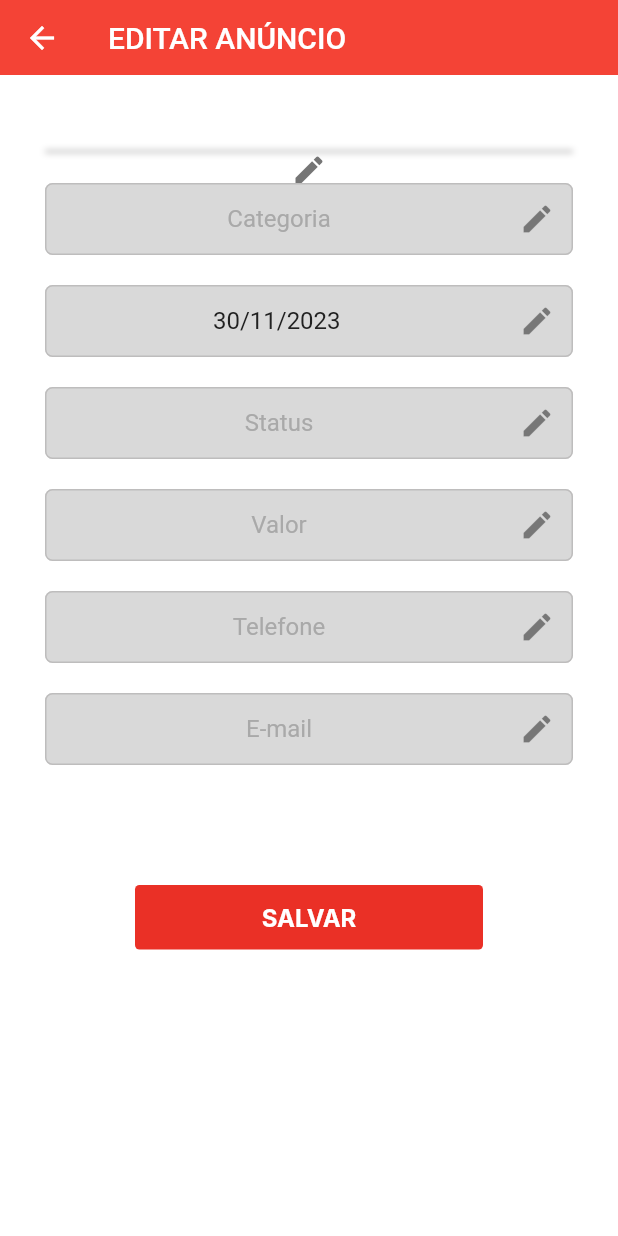
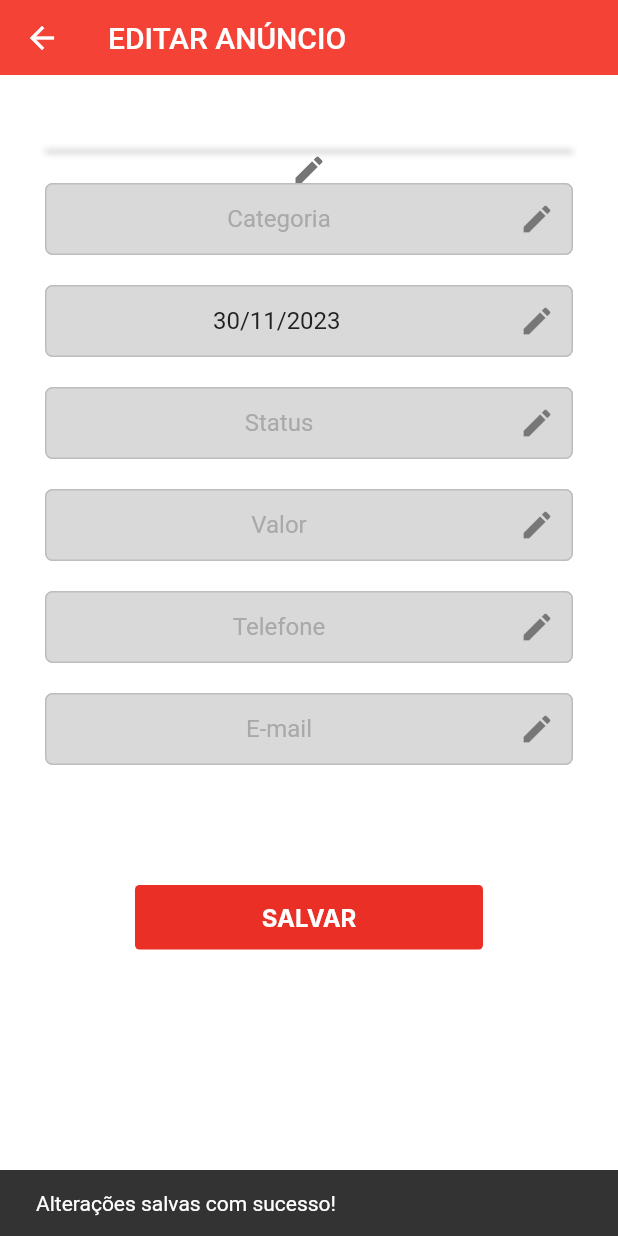
Before and after one commit to rayllander/melancia_express, a Flutter app: the EditAnnouncement screen opened by its route, after a tap on "SALVAR", on a phone screen of 412 x 824 dp. Run offline on Flutter 3.47's test engine with Material 2 defaults, Android fonts, the phone set to English and light mode, and no system bars; our stand-ins replace dots_indicator, image_picker, parse_server_sdk_flutter; network calls fail; Roboto replaces fonts that are missing (Inter).

Commit message:
_saveAnnouncement()

```diff
--- a/lib/view/pages/edit_announcement_page.dart
+++ b/lib/view/pages/edit_announcement_page.dart
@@ -1,3 +1,5 @@
+import 'dart:io';
+
 import 'package:flutter/material.dart';
 import 'package:image_picker/image_picker.dart';
 import 'package:intl/intl.dart';
@@ -47,10 +49,13 @@ class _EditAnnouncementState extends State<EditAnnouncement> {
         setState(() {
           controllerCategory.text = announcementToEdit.get('categoria') ?? '';
           controllerDatetime.text = DateFormat('dd/MM/yyyy').format(
-              announcementToEdit.get<DateTime>('data_colheita') ?? DateTime.now());
+              announcementToEdit.get<DateTime>('data_colheita') ??
+                  DateTime.now());
           controllerStatus.text = announcementToEdit.get('status') ?? '';
-          controllerValue.text = announcementToEdit.get<double>('preco')?.toString() ?? '';
-          controllerTelephone.text = announcementToEdit.get<int>('telefone')?.toString() ?? '';
+          controllerValue.text =
+              announcementToEdit.get<double>('preco')?.toString() ?? '';
+          controllerTelephone.text =
+              announcementToEdit.get<int>('telefone')?.toString() ?? '';
           controllerEmail.text = announcementToEdit.get('email') ?? '';
 
           var foto = announcementToEdit.get<ParseFileBase>('foto');
@@ -87,7 +92,8 @@ class _EditAnnouncementState extends State<EditAnnouncement> {
                     selectedImage = xFile;
                   });
                 },
-                imageUrl: imageUrl, // Passe a URL da imagem para o PhotoFieldEdit
+                imageUrl:
+                    imageUrl, // Passe a URL da imagem para o PhotoFieldEdit
               ),
               SizedBox(height: 20),
               MyEditTextField(
@@ -160,7 +166,45 @@ class _EditAnnouncementState extends State<EditAnnouncement> {
     );
   }
 
-  void _saveAnnouncement() {
-    // Implemente a lógica para salvar o anúncio
+  void _saveAnnouncement() async {
+    try {
+      ParseObject announcement = ParseObject('Anuncio');
+
+      announcement.set('categoria', controllerCategory.text);
+      DateTime formattedDate =
+          DateFormat('dd/MM/yyyy').parse(controllerDatetime.text);
+      announcement.set<DateTime>('data_colheita', formattedDate);
+      announcement.set('status', controllerStatus.text);
+      announcement.set<double>(
+          'preco', double.tryParse(controllerValue.text) ?? 0.0);
+      announcement.set<int>(
+          'telefone', int.tryParse(controllerTelephone.text) ?? 0);
+      announcement.set('email', controllerEmail.text);
+
+      if (selectedImage != null) {
+        ParseFileBase imageFile = ParseFile(File(selectedImage!.path));
+        await imageFile.save();
+        announcement.set<ParseFileBase>('foto', imageFile);
+      }
+      announcement.objectId = widget.announcementId;
+
+      await announcement.save();
+      ScaffoldMessenger.of(context).showSnackBar(
+        SnackBar(
+          content: Text('Alterações salvas com sucesso!'),
+        ),
+      );
+
+      // Se você quiser permanecer na mesma página sem navegar de volta
+    } catch (e) {
+      print('Erro ao salvar o anúncio: $e');
+
+      ScaffoldMessenger.of(context).showSnackBar(
+        SnackBar(
+          content: Text('Erro ao salvar as alterações.'),
+          backgroundColor: Colors.red,
+        ),
+      );
+    }
   }
 }
```
